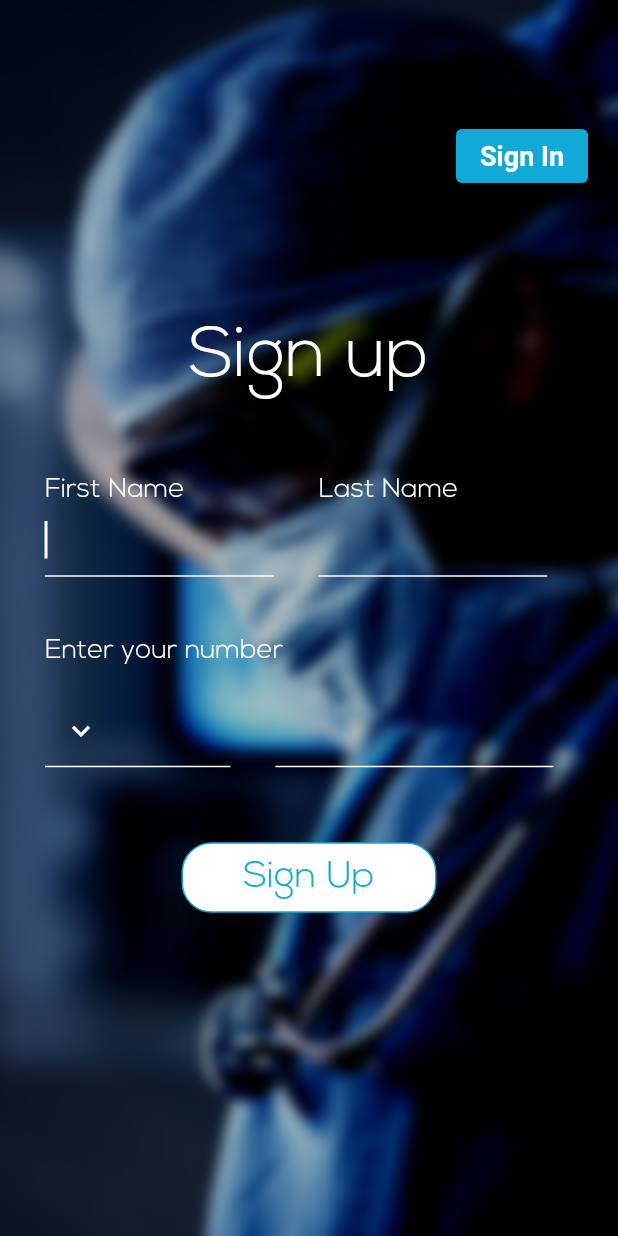
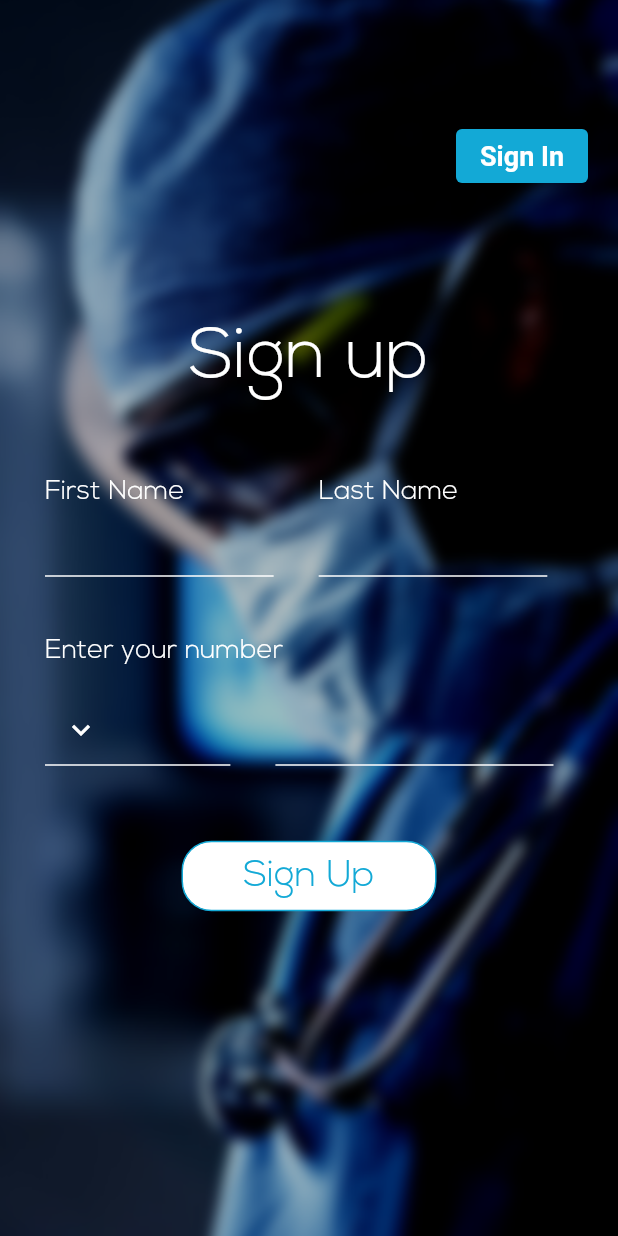
Before and after one commit to morganbr12/Express-Health-App, a Flutter app: the screen it shows after launch, after a tap on "Create Account", on a phone screen of 412 x 824 dp. Run offline on Flutter 3.47's test engine with Material 2 defaults, Android fonts, the phone set to English and light mode, and no system bars; our stand-ins replace google_fonts.

Commit message:
new update

```diff
--- a/lib/login_screens/Login_signUp.dart
+++ b/lib/login_screens/Login_signUp.dart
@@ -7,9 +7,14 @@ import 'package:flutter/material.dart';
 
 import '../widgets/login.dart';
 
-class LoginSignUpPage extends StatelessWidget {
+class LoginSignUpPage extends StatefulWidget {
   const LoginSignUpPage({Key key}) : super(key: key);
 
+  @override
+  State<LoginSignUpPage> createState() => _LoginSignUpPageState();
+}
+
+class _LoginSignUpPageState extends State<LoginSignUpPage> {
   void signUpPage(BuildContext ctx) {
     Navigator.of(ctx).pushReplacementNamed('/signup_page');
   }
@@ -18,9 +23,8 @@ class LoginSignUpPage extends StatelessWidget {
   Widget build(BuildContext context) {
     return Scaffold(
       // backgroundColor: Colors.black87,
-        body: SafeArea(
-          top: false,
-          bottom: false,
+        body: Center(
+          child: Container(
             child: Stack(
                 children:[
                   Container(
@@ -33,16 +37,6 @@ class LoginSignUpPage extends StatelessWidget {
                       filterQuality: FilterQuality.high,
                     )
                   ),
-                // Container(
-                //   decoration: BoxDecoration(
-                //       gradient: LinearGradient(
-                //           colors: [
-                //             Color.fromRGBO(0, 0, 0, 0.6),
-                //             Color.fromRGBO(0, 0, 0, 0.7),
-                //           ]
-                //       )
-                //   ),
-                // ),
 
                   Column(
                     mainAxisAlignment: MainAxisAlignment.spaceEvenly,
@@ -79,6 +73,7 @@ class LoginSignUpPage extends StatelessWidget {
                 ],
             ),
           ),
+        ),
     );
   }
 }
--- a/lib/login_screens/signup_screen.dart
+++ b/lib/login_screens/signup_screen.dart
@@ -5,9 +5,14 @@ import 'package:flutter/material.dart';
 import '../login_screens/Login_signUp.dart';
 import '../widgets/sign_up.dart';
 
-class SignUpScreenPage extends StatelessWidget {
+class SignUpScreenPage extends StatefulWidget {
   const SignUpScreenPage({Key key}) : super(key: key);
 
+  @override
+  State<SignUpScreenPage> createState() => _SignUpScreenPageState();
+}
+
+class _SignUpScreenPageState extends State<SignUpScreenPage> {
   void signInPage(BuildContext ctx) {
     Navigator.of(ctx).popAndPushNamed(
       '/login_signUp'
@@ -16,35 +21,26 @@ class SignUpScreenPage extends StatelessWidget {
 
   @override
   Widget build(BuildContext context) {
+
     return Scaffold(
+
       body: Stack(
         children: [
+
+          // background image
           Container(
             width: double.maxFinite,
               height: double.maxFinite,
               child: Image.asset("assets/images/BG1.png",
-                colorBlendMode: BlendMode.color,
-                // fit: BoxFit.fitHeight,
-                centerSlice: Rect.largest,
+                // colorBlendMode: BlendMode.color,
+                fit: BoxFit.cover,
+                // centerSlice: Rect.largest,
                 // filterQuality: FilterQuality.high,
               )
           ),
-          // Positioned.fill(child: BackdropFilter(
-          //   filter: ImageFilter.blur(
-          //       sigmaX: 3,
-          //       sigmaY: 3),
-          //   child: Container(
-          //     decoration: BoxDecoration(
-          //       gradient: LinearGradient(
-          //         colors: [
-          //           Color.fromRGBO(0, 0, 0, -0.25),
-          //           Color.fromRGBO(0, 0, 0, 0.7)
-          //         ]
-          //       )
-          //     ),
-          //   ),
-          // ),
-          // ),
+
+
+          // back to SignIn page
           Row(
             mainAxisAlignment: MainAxisAlignment.end,
             children: [
@@ -73,6 +69,9 @@ class SignUpScreenPage extends StatelessWidget {
               ),
             ],
           ),
+
+
+          // SignUp fieldIn details
           Column(
             mainAxisAlignment: MainAxisAlignment.center,
             crossAxisAlignment: CrossAxisAlignment.start,
--- a/lib/main.dart
+++ b/lib/main.dart
@@ -43,6 +43,7 @@ class HomePage extends StatelessWidget {
         fontFamily: 'Nexa',
         appBarTheme: AppBarTheme(
           backgroundColor: Colors.white,
+          centerTitle: true,
           titleTextStyle: TextStyle(
             color: Colors.black
           ),
--- a/lib/screens/doctors_page_screen.dart
+++ b/lib/screens/doctors_page_screen.dart
@@ -2,7 +2,6 @@ import 'package:flutter/material.dart';
 
 import '../models/category_data.dart';
 import '../widgets/doc_page.dart';
-import '../widgets/search_bar_hm.dart';
 
 class DoctorsPageScreen extends StatelessWidget {
   const DoctorsPageScreen({Key key}) : super(key: key);
@@ -37,7 +36,9 @@ class DoctorsPageScreen extends StatelessWidget {
                   letterSpacing: 1.0,
                 ),
               ),
-              onChanged: (value) {},
+              onChanged: (text) {
+
+              },
             ),
           ),
         ),
--- a/lib/screens/users_profile_page_screen.dart
+++ b/lib/screens/users_profile_page_screen.dart
@@ -68,7 +68,8 @@ class UsersProfilePageScreen extends StatelessWidget {
                     1.7),
                 children: [
                   Stack(
-                    children: [Container(
+                    children: [
+                      Container(
                       height: 300,
                       width: double.infinity,
                       child: ClipRRect(
--- a/lib/widgets/login.dart
+++ b/lib/widgets/login.dart
@@ -4,14 +4,21 @@ import 'package:flutter/material.dart';
 
 
 
-class Login extends StatelessWidget {
+class Login extends StatefulWidget {
   const Login({Key key}) : super(key: key);
 
+  @override
+  State<Login> createState() => _LoginState();
+}
+
+class _LoginState extends State<Login> {
   void verifyPageFx(BuildContext ctx) {
     Navigator.of(ctx).pushNamed(
       "/verify"
     );
   }
+
+  final TextEditingController numberController = TextEditingController();
 
   @override
   Widget build(BuildContext context) {
@@ -82,6 +89,7 @@ class Login extends StatelessWidget {
                                       focusedBorder: UnderlineInputBorder(
                                         borderSide: BorderSide(color: Colors.white),
                                       ),
+                                        contentPadding: const EdgeInsets.fromLTRB(4, 15, 4, 5)
                                     ),
                                   ),
                                 ),
@@ -98,6 +106,7 @@ class Login extends StatelessWidget {
                                     style: normalWhite,
                                     // textAlignVertical: TextAlignVertical.bottom,
                                     // showCursor: true,
+                                    controller: numberController,
                                     decoration: InputDecoration(
                                       //  errorBorder: (borderSide: BorderSide(color: Colors.red)),
                                       enabledBorder: UnderlineInputBorder(
@@ -106,6 +115,8 @@ class Login extends StatelessWidget {
                                       focusedBorder: UnderlineInputBorder(
                                         borderSide: BorderSide(color: Colors.white),
                                       ),
+                                        contentPadding: const EdgeInsets.fromLTRB(4, 20, 4, 5),
+
                                     ),
                                   ),
                                 ),
--- a/lib/widgets/sign_up.dart
+++ b/lib/widgets/sign_up.dart
@@ -1,8 +1,22 @@
 import 'package:expresshealth/models/strings.dart';
 import 'package:flutter/material.dart';
 
-class SignUp extends StatelessWidget {
-  const SignUp({Key key}) : super(key: key);
+
+class SignUp extends StatefulWidget {
+
+  const  SignUp({Key key}) : super(key: key);
+
+  @override
+  State<SignUp> createState() => _SignUpState();
+}
+
+class _SignUpState extends State<SignUp> {
+
+  final TextEditingController firstNameController = TextEditingController();
+  final TextEditingController lastNameController = TextEditingController();
+  final TextEditingController numberController = TextEditingController();
+
+
 
   @override
   Widget build(BuildContext context) {
@@ -11,6 +25,7 @@ class SignUp extends StatelessWidget {
       child: Column(
         mainAxisAlignment: MainAxisAlignment.center,
         children: [
+          // signUp
           Container(
             margin: EdgeInsets.only(bottom: 55),
             child: Text(
@@ -21,6 +36,8 @@ class SignUp extends StatelessWidget {
               ),
             ),
           ),
+
+          //first name field Input
           Row(
             crossAxisAlignment: CrossAxisAlignment.start,
             children: [
@@ -39,8 +56,12 @@ class SignUp extends StatelessWidget {
                         cursorColor: Colors.white,
                         style: normalWhite,
                         textAlignVertical: TextAlignVertical.bottom,
-                        autofocus: true,
+                        autofocus: false,
                         showCursor: true,
+                        controller: firstNameController,
+                        onSubmitted: (value) {
+                          firstNameController.text = value;
+                        },
                         decoration: InputDecoration(
                         //  errorBorder: (borderSide: BorderSide(color: Colors.red)),
                           enabledBorder: UnderlineInputBorder(
@@ -49,11 +70,14 @@ class SignUp extends StatelessWidget {
                           focusedBorder: UnderlineInputBorder(
                             borderSide: BorderSide(color: Colors.white),
                           ),
+                          contentPadding: const EdgeInsets.fromLTRB(4, 15, 4, 5)
                         ),
                       ),
                   ),
                 ],
               ),
+
+              // last Name field input
               Container(
                 margin: EdgeInsets.only(left: 30),
                 child: Column(
@@ -71,8 +95,12 @@ class SignUp extends StatelessWidget {
                         cursorColor: Colors.white,
                         style: normalWhite,
                         textAlignVertical: TextAlignVertical.bottom,
-                        autofocus: true,
+                        autofocus: false,
                         showCursor: true,
+                        controller: lastNameController,
+                        onSubmitted: (value) {
+                          lastNameController.text = value;
+                        },
                         decoration: InputDecoration(
                           //  errorBorder: (borderSide: BorderSide(color: Colors.red)),
                           enabledBorder: UnderlineInputBorder(
@@ -81,6 +109,7 @@ class SignUp extends StatelessWidget {
                           focusedBorder: UnderlineInputBorder(
                             borderSide: BorderSide(color: Colors.white),
                           ),
+                            contentPadding: const EdgeInsets.fromLTRB(4, 15, 4, 5)
                         ),
                       ),
                     ),
@@ -89,6 +118,8 @@ class SignUp extends StatelessWidget {
               ),
             ],
           ),
+
+          // input number field
           Row(
             mainAxisAlignment: MainAxisAlignment.start,
             children: [
@@ -113,8 +144,12 @@ class SignUp extends StatelessWidget {
                   cursorColor: Colors.white,
                   style: normalWhite,
                   textAlignVertical: TextAlignVertical.bottom,
-                  autofocus: true,
+                  autofocus: false,
                   showCursor: true,
+                  controller: numberController,
+                  onSubmitted: (value) {
+                    numberController.text = value;
+                  },
                   decoration: InputDecoration(
                     prefixIcon: IconButton(
                         onPressed: () {},
@@ -128,9 +163,12 @@ class SignUp extends StatelessWidget {
                     focusedBorder: UnderlineInputBorder(
                       borderSide: BorderSide(color: Colors.white),
                     ),
+                      contentPadding: const EdgeInsets.fromLTRB(4, 15, 4, 5)
                   ),
                 ),
               ),
+
+
               Container(
                 width: MediaQuery.of(context).size.width * 0.45,
                 margin: EdgeInsets.only(left: 30),
@@ -140,7 +178,7 @@ class SignUp extends StatelessWidget {
                     cursorColor: Colors.white,
                     style: normalWhite,
                     textAlignVertical: TextAlignVertical.bottom,
-                    autofocus: true,
+                    autofocus: false,
                     showCursor: true,
                     decoration: InputDecoration(
                       //  errorBorder: (borderSide: BorderSide(color: Colors.red)),
@@ -150,12 +188,16 @@ class SignUp extends StatelessWidget {
                       focusedBorder: UnderlineInputBorder(
                         borderSide: BorderSide(color: Colors.white),
                       ),
+                        contentPadding: const EdgeInsets.fromLTRB(4, 15, 4, 5)
                     ),
                   ),
                 ),
               ),
             ],
           ),
+
+
+          // button field
           InkWell(
             onTap: () {},
             child: Container(
```
Also changed, not shown: lib/login_screens/verify_page.dart (+1 -9 lines), lib/models/category.dart (+16 -0 lines), lib/models/category_data.dart (+19 -0 lines), lib/screens/appointment_screen.dart (+15 -1 lines), lib/screens/help_screen.dart (+16 -9 lines), lib/screens/pharmacy_page_screen.dart (+15 -4 lines), lib/widgets/verify.dart (+10 -5 lines). Lines whose indentation alone changed are shown as unchanged.
